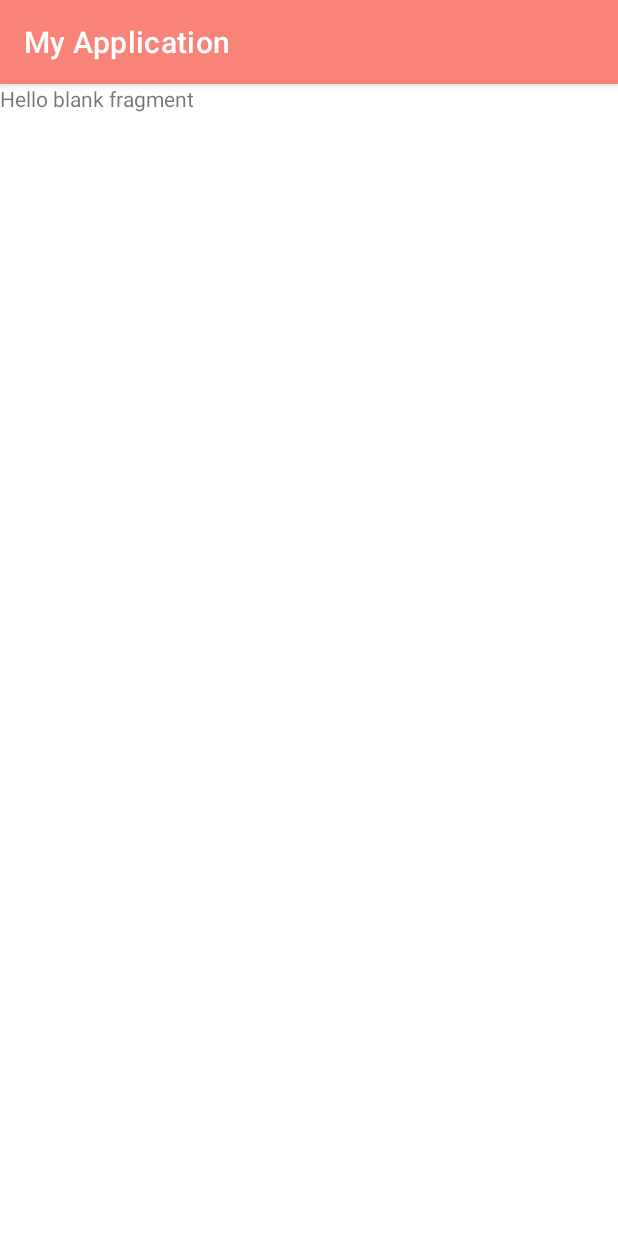
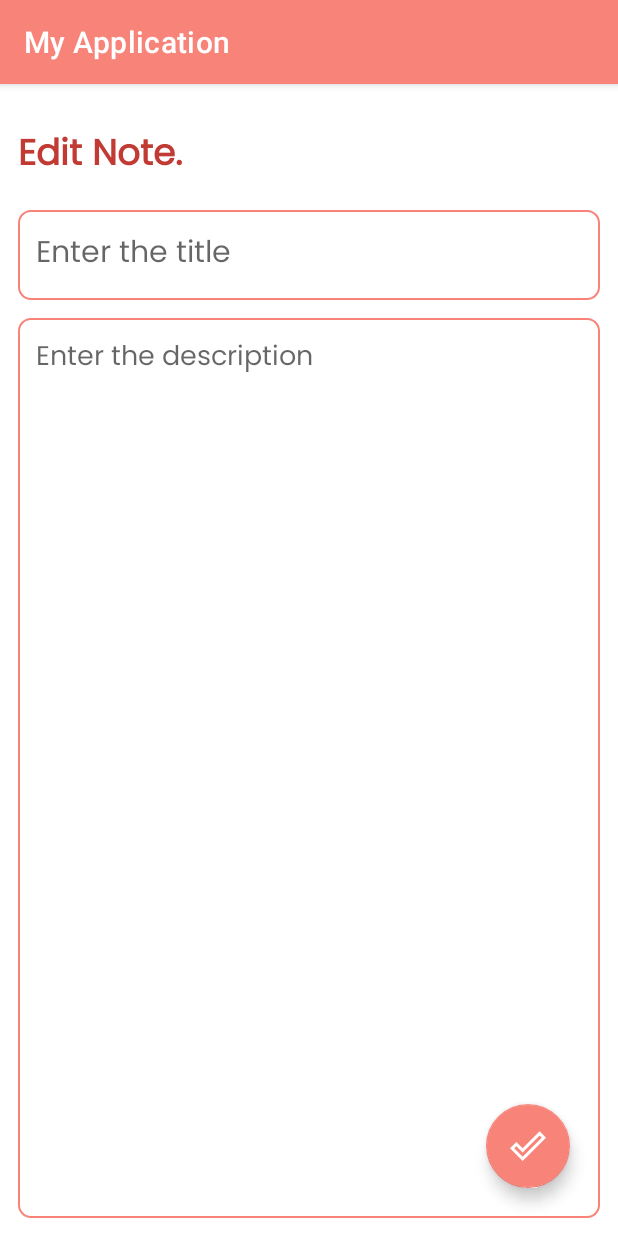
Before and after one commit to Deco2449584/TMX_Android_No1, an Android app: the fragment EditNoteFragment shown on its own in the app's theme, on a phone screen of 412 x 824 dp. Run offline under Robolectric (Android 15) with nearby library versions, the phone set to English and light mode, and no system bars; our stand-ins replace data binding.

Commit message:
Fragments XML Layouts

```diff
--- /dev/null
+++ b/app/src/main/res/drawable/baseline_done_24.xml
@@ -0,0 +1,5 @@
+<vector android:height="24dp" android:tint="#FFFFFF"
+    android:viewportHeight="24" android:viewportWidth="24"
+    android:width="24dp" xmlns:android="http://schemas.android.com/apk/res/android">
+    <path android:fillColor="@android:color/white" android:pathData="M19.77,5.03l1.4,1.4L8.43,19.17l-5.6,-5.6 1.4,-1.4 4.2,4.2L19.77,5.03m0,-2.83L8.43,13.54l-4.2,-4.2L0,13.57 8.43,22 24,6.43 19.77,2.2z"/>
+</vector>
--- a/app/src/main/res/layout/fragment_edit_note.xml
+++ b/app/src/main/res/layout/fragment_edit_note.xml
@@ -1,14 +1,67 @@
 <?xml version="1.0" encoding="utf-8"?>
-<FrameLayout xmlns:android="http://schemas.android.com/apk/res/android"
+<layout
+    xmlns:android="http://schemas.android.com/apk/res/android"
     xmlns:tools="http://schemas.android.com/tools"
-    android:layout_width="match_parent"
-    android:layout_height="match_parent"
-    tools:context=".fragments.EditNoteFragment">
+    xmlns:app="http://schemas.android.com/apk/res-auto">
 
-    <!-- TODO: Update blank fragment layout -->
-    <TextView
+    <RelativeLayout
         android:layout_width="match_parent"
         android:layout_height="match_parent"
-        android:text="@string/hello_blank_fragment" />
+        android:orientation="vertical"
+        android:padding="12dp"
+        tools:context=".UpdateNoteFragment">
 
-</FrameLayout>
+        <TextView
+            android:id="@+id/editNoteHeading"
+            android:layout_width="wrap_content"
+            android:layout_height="wrap_content"
+            android:layout_alignParentTop="true"
+            android:layout_marginTop="16dp"
+            android:fontFamily="@font/poppins"
+            android:text="Edit Note."
+            android:textStyle="bold"
+            android:textColor="@color/red"
+            android:textSize="24sp" />
+
+        <EditText
+            android:id="@+id/editNoteTitle"
+            android:layout_width="match_parent"
+            android:layout_height="60dp"
+            android:hint="Enter the title"
+            android:padding="12dp"
+            android:textSize="20sp"
+            android:layout_below="@id/editNoteHeading"
+            android:background="@drawable/pink_border"
+            android:layout_marginTop="16dp"
+            android:maxLines="1"
+            android:fontFamily="@font/poppins"/>
+
+        <EditText
+            android:id="@+id/editNoteDesc"
+            android:layout_width="match_parent"
+            android:layout_height="match_parent"
+            android:hint="Enter the description"
+            android:gravity="top"
+            android:padding="12dp"
+            android:textSize="18sp"
+            android:fontFamily="@font/poppins"
+            android:background="@drawable/pink_border"
+            android:layout_below="@id/editNoteTitle"
+            android:layout_marginTop="12dp" />
+
+        <com.google.android.material.floatingactionbutton.FloatingActionButton
+            android:id="@+id/editNoteFab"
+            android:layout_width="wrap_content"
+            android:layout_height="wrap_content"
+            android:layout_marginEnd="20dp"
+            android:layout_marginBottom="20dp"
+            android:clickable="true"
+            android:backgroundTint="@color/pink"
+            android:tintMode="@color/white"
+            android:src="@drawable/baseline_done_24"
+            android:layout_alignParentBottom="true"
+            android:layout_alignParentEnd="true"
+            android:contentDescription="editFab" />
+
+    </RelativeLayout>
+</layout>
```
Also changed, not shown: app/src/main/res/layout/activity_main.xml (+18 -7 lines), app/src/main/res/layout/note_layout.xml (+42 -4 lines), app/src/main/res/navigation/nav_graph.xml (added, +34 -0 lines).
